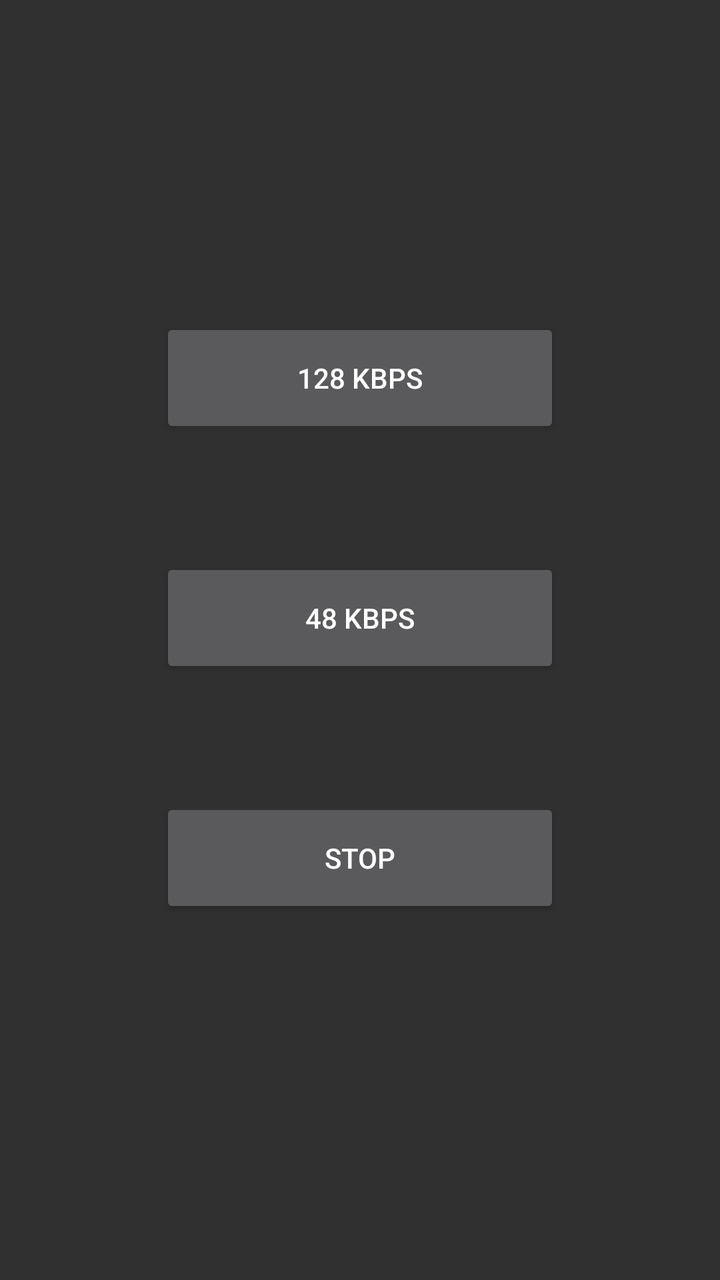
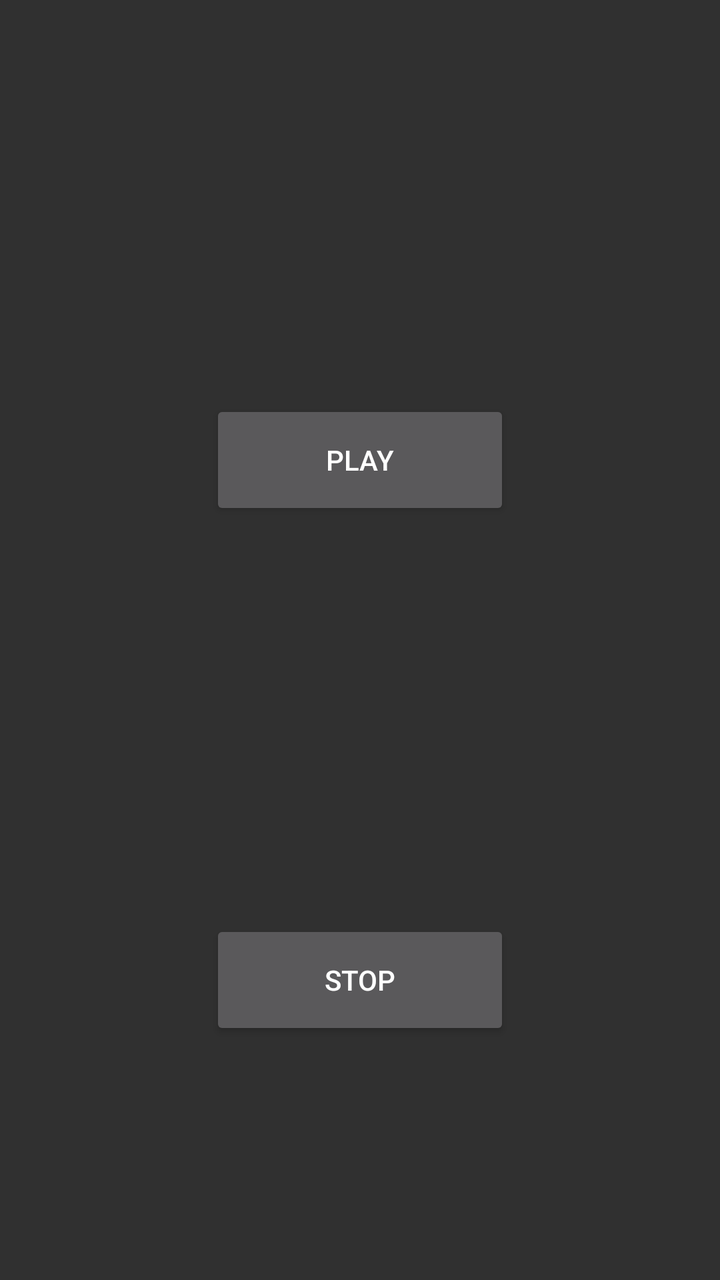

Before-and-after screenshots of an Android layout around one commit, followed by the original layout XML and the change that was made.
<!-- AndroidManifest.xml: application theme AppTheme -->
<!-- res/layout/content_main.xml -->
<?xml version="1.0" encoding="utf-8"?>
<LinearLayout xmlns:android="http://schemas.android.com/apk/res/android"
        xmlns:tools="http://schemas.android.com/tools"
        android:layout_width="match_parent"
        android:layout_height="match_parent"
        tools:showIn="@layout/activity_main"
        android:gravity="center_horizontal"
        android:orientation="vertical"
        tools:context=".MainActivity">

    <TextView
            android:id="@+id/statusTextView"
            android:layout_width="wrap_content"
            android:layout_height="wrap_content"
            android:layout_marginTop="80dp" />

    <Button
            android:id="@+id/buttonPlay128"
            android:layout_height="wrap_content"
            android:layout_width="200dp"
            android:layout_marginTop="60dp"
            android:minHeight="60dp"
            android:onClick="onClick"
            android:text="128 kbps" />

    <Button
            android:id="@+id/buttonPlay48"
            android:layout_width="200dp"
            android:layout_height="wrap_content"
            android:layout_marginTop="60dp"
            android:minHeight="60dp"
            android:onClick="onClick"
            android:text="48 kbps" />

    <Button
            android:id="@+id/buttonStop"
            android:layout_height="wrap_content"
            android:layout_width="200dp"
            android:layout_marginTop="60dp"
            android:minHeight="60dp"
            android:onClick="onClick"
            android:text="Stop" />

</LinearLayout>
<!-- res/layout/activity_main.xml (included above) -->
<?xml version="1.0" encoding="utf-8"?>
<androidx.coordinatorlayout.widget.CoordinatorLayout
        xmlns:android="http://schemas.android.com/apk/res/android"
        xmlns:app="http://schemas.android.com/apk/res-auto"
        xmlns:tools="http://schemas.android.com/tools"
        android:layout_width="match_parent"
        android:layout_height="match_parent"
        android:fitsSystemWindows="true"
        app:layout_behavior="@string/appbar_scrolling_view_behavior"
        tools:context=".MainActivity">

    <com.google.android.material.appbar.AppBarLayout
            android:layout_height="wrap_content"
            android:layout_width="match_parent"
            android:theme="@style/AppTheme.AppBarOverlay">

        <androidx.appcompat.widget.Toolbar
                android:id="@+id/toolbar"
                android:layout_width="match_parent"
                android:layout_height="?attr/actionBarSize"
                android:background="?attr/colorPrimary"
                app:title="RFI player"
                app:popupTheme="@style/AppTheme.PopupOverlay" />

    </com.google.android.material.appbar.AppBarLayout>

    <include
            android:id="@+id/include"
            layout="@layout/content_main"
            android:layout_width="match_parent"
            android:layout_height="match_parent"
            android:layout_marginTop="?android:attr/actionBarSize" />


</androidx.coordinatorlayout.widget.CoordinatorLayout>
<!-- resources referenced by this layout -->
<resources>
  <style name="AppTheme.AppBarOverlay" parent="ThemeOverlay.AppCompat.Dark.ActionBar" />
  <style name="AppTheme.PopupOverlay" parent="ThemeOverlay.AppCompat.Light" />
  <style name="AppTheme" parent="Theme.AppCompat">
          
          <item name="colorPrimary">@color/colorPrimary</item>
          <item name="colorPrimaryDark">@color/colorPrimaryDark</item>
          <item name="colorAccent">@color/colorAccent</item>
      </style>
  <color name="colorPrimary">#D00009</color>
  <color name="colorPrimaryDark">#A00009</color>
  <color name="colorAccent">#FFC107</color>
</resources>

<!-- the commit's change to res/layout/content_main.xml (unified diff, before → after) -->
@@ -8,35 +8,20 @@
         android:orientation="vertical"
         tools:context=".MainActivity">
 
-    <TextView
-            android:id="@+id/statusTextView"
-            android:layout_width="wrap_content"
-            android:layout_height="wrap_content"
-            android:layout_marginTop="80dp" />
-
     <Button
             android:id="@+id/buttonPlay128"
             android:layout_height="wrap_content"
-            android:layout_width="200dp"
-            android:layout_marginTop="60dp"
+            android:layout_width="150dp"
+            android:layout_marginTop="200dp"
             android:minHeight="60dp"
             android:onClick="onClick"
-            android:text="128 kbps" />
-
-    <Button
-            android:id="@+id/buttonPlay48"
-            android:layout_width="200dp"
-            android:layout_height="wrap_content"
-            android:layout_marginTop="60dp"
-            android:minHeight="60dp"
-            android:onClick="onClick"
-            android:text="48 kbps" />
+            android:text="Play" />
 
     <Button
             android:id="@+id/buttonStop"
             android:layout_height="wrap_content"
-            android:layout_width="200dp"
-            android:layout_marginTop="60dp"
+            android:layout_width="150dp"
+            android:layout_marginTop="200dp"
             android:minHeight="60dp"
             android:onClick="onClick"
             android:text="Stop" />
